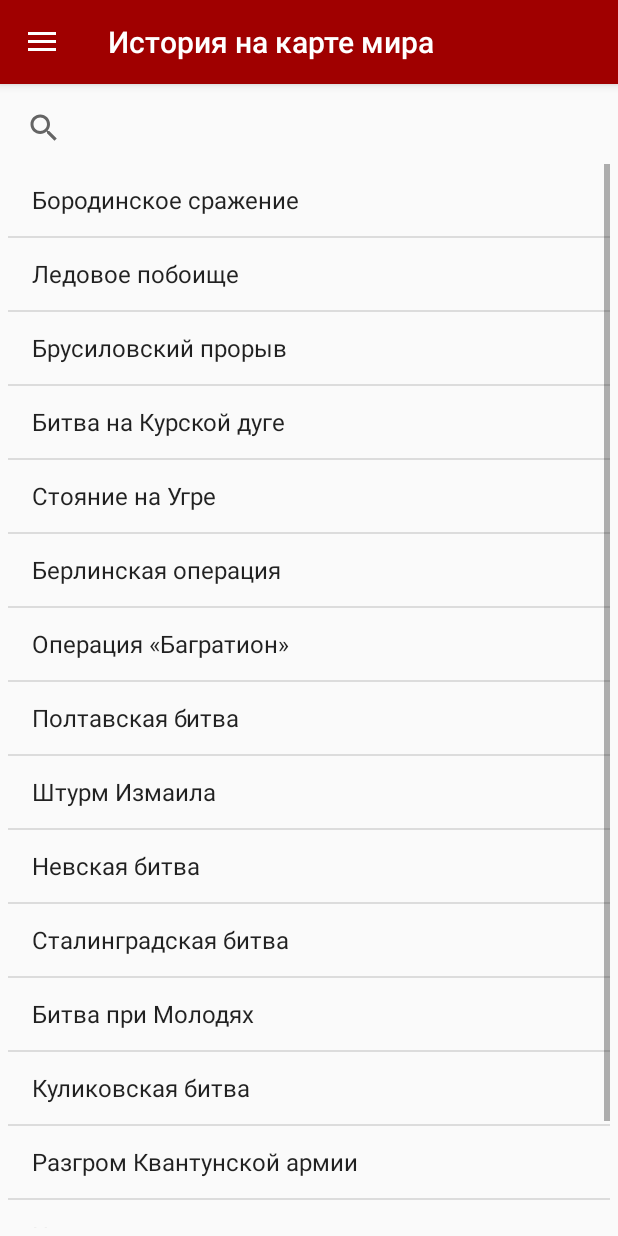
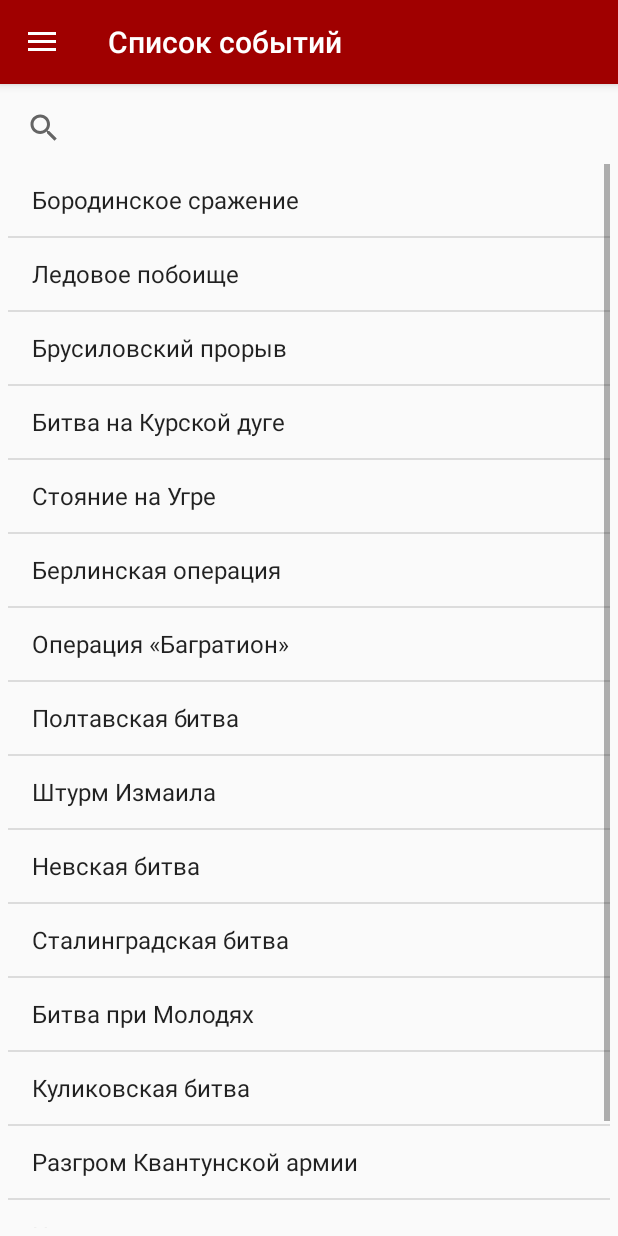
Before and after one commit to Andrvat/HistoryMapNotebook, an Android app: the screen it shows after launch (MainActivity), after a tap on "Список событий", on a phone screen of 412 x 824 dp. Run offline under Robolectric (Android 15) with nearby library versions, the phone set to English and light mode, and no system bars; 1 other tap on this screen came first.

Commit message:
Ну вот теперь должна же быть..... Добавил на каждый фрагмент своё название в шапке

```diff
--- a/app/src/main/java/com/example/andrvat/peoplessights/ActionList.java
+++ b/app/src/main/java/com/example/andrvat/peoplessights/ActionList.java
@@ -32,6 +32,8 @@ public class ActionList extends Fragment {
                              Bundle savedInstanceState) {
         final View view = inflater.inflate(R.layout.fragment_action_list, container, false);
         // Inflate the layout for this fragment
+
+        MainActivity.toolbar_public.setTitle("Список событий");
 
         final DataBaseHelper dataBaseHelper = new DataBaseHelper(getActivity());
         ArrayList<String> actions = dataBaseHelper.getTitles();
--- a/app/src/main/java/com/example/andrvat/peoplessights/CustomAboutFragment.java
+++ b/app/src/main/java/com/example/andrvat/peoplessights/CustomAboutFragment.java
@@ -23,6 +23,7 @@ public class CustomAboutFragment extends Fragment {
     @Override
     public View onCreateView(LayoutInflater inflater, ViewGroup container,
                              Bundle savedInstanceState) {
+        MainActivity.toolbar_public.setTitle("О приложении");
         return inflater.inflate(R.layout.fragment_custom_about, container, false);
     }
 
--- a/app/src/main/java/com/example/andrvat/peoplessights/CustomMainFragment.java
+++ b/app/src/main/java/com/example/andrvat/peoplessights/CustomMainFragment.java
@@ -26,6 +26,7 @@ public class CustomMainFragment extends Fragment {
     @Override
     public View onCreateView(LayoutInflater inflater, ViewGroup container,
                              Bundle savedInstanceState) {
+        MainActivity.toolbar_public.setTitle("История на карте мира");
         return inflater.inflate(R.layout.fragment_main, container, false);
     }
 
--- a/app/src/main/java/com/example/andrvat/peoplessights/CustomMapFragment.java
+++ b/app/src/main/java/com/example/andrvat/peoplessights/CustomMapFragment.java
@@ -52,6 +52,7 @@ public class CustomMapFragment extends Fragment implements OnMapReadyCallback, G
         super.onActivityCreated(savedInstanceState);
         //получам объект активности для того, чтобы можно было выполнить функцию findViewById
         Activity activity = this.getActivity();
+        MainActivity.toolbar_public.setTitle("Интерактивная карта");
         //Находим элемент
         mapView = activity.findViewById(R.id.mapView);
         //Заставляем загрузиться картам
--- a/app/src/main/java/com/example/andrvat/peoplessights/HistoryFragment.java
+++ b/app/src/main/java/com/example/andrvat/peoplessights/HistoryFragment.java
@@ -56,7 +56,7 @@ public class HistoryFragment extends Fragment {
     public View onCreateView(LayoutInflater inflater, ViewGroup container,
                              Bundle savedInstanceState) {
 
-
+        MainActivity.toolbar_public.setTitle("Ход событий");
         textToSpeech = new TextToSpeech(getActivity(), new TextToSpeech.OnInitListener() {
             @Override
             public void onInit(int i) {
--- a/app/src/main/java/com/example/andrvat/peoplessights/MainActivity.java
+++ b/app/src/main/java/com/example/andrvat/peoplessights/MainActivity.java
@@ -26,6 +26,7 @@ public class MainActivity extends AppCompatActivity
         implements NavigationView.OnNavigationItemSelectedListener {
 
     public static boolean check = false;
+    public static Toolbar toolbar_public;
 
     @Override
     protected void onCreate(Bundle savedInstanceState) {
@@ -33,6 +34,7 @@ public class MainActivity extends AppCompatActivity
         setContentView(R.layout.activity_main);
         Toolbar toolbar = (Toolbar) findViewById(R.id.toolbar);
         setSupportActionBar(toolbar);
+        toolbar_public = toolbar;
         DrawerLayout drawer = (DrawerLayout) findViewById(R.id.drawer_layout);
         ActionBarDrawerToggle toggle = new ActionBarDrawerToggle(
                 this, drawer, toolbar, R.string.navigation_drawer_open, R.string.navigation_drawer_close);
```
